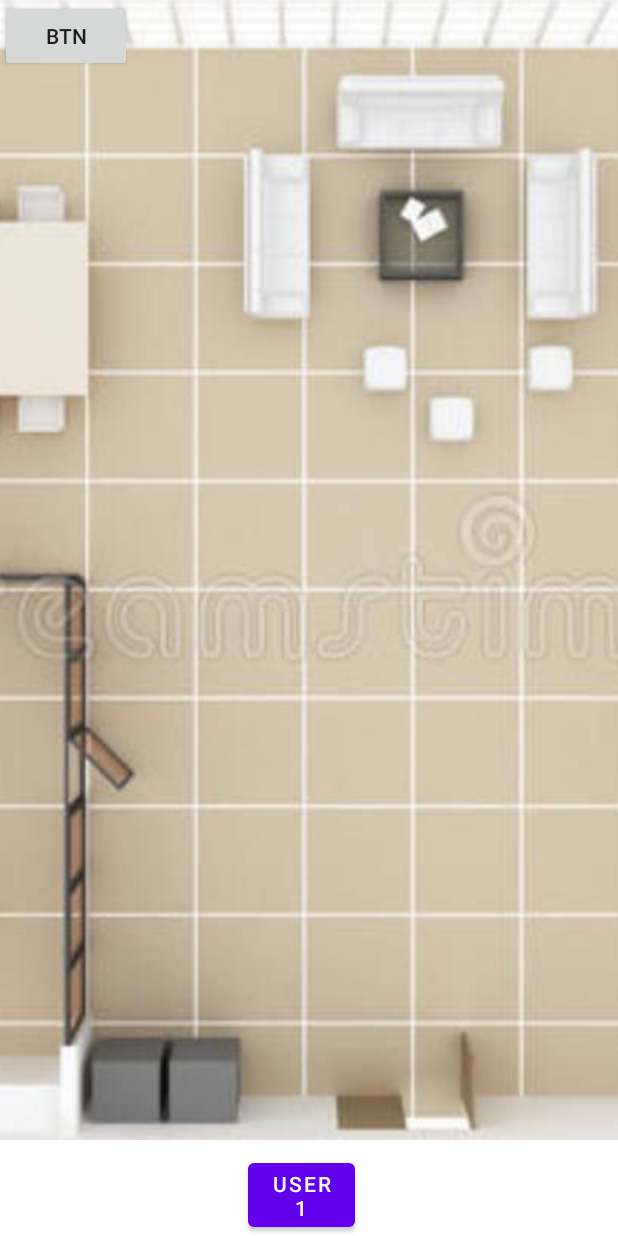
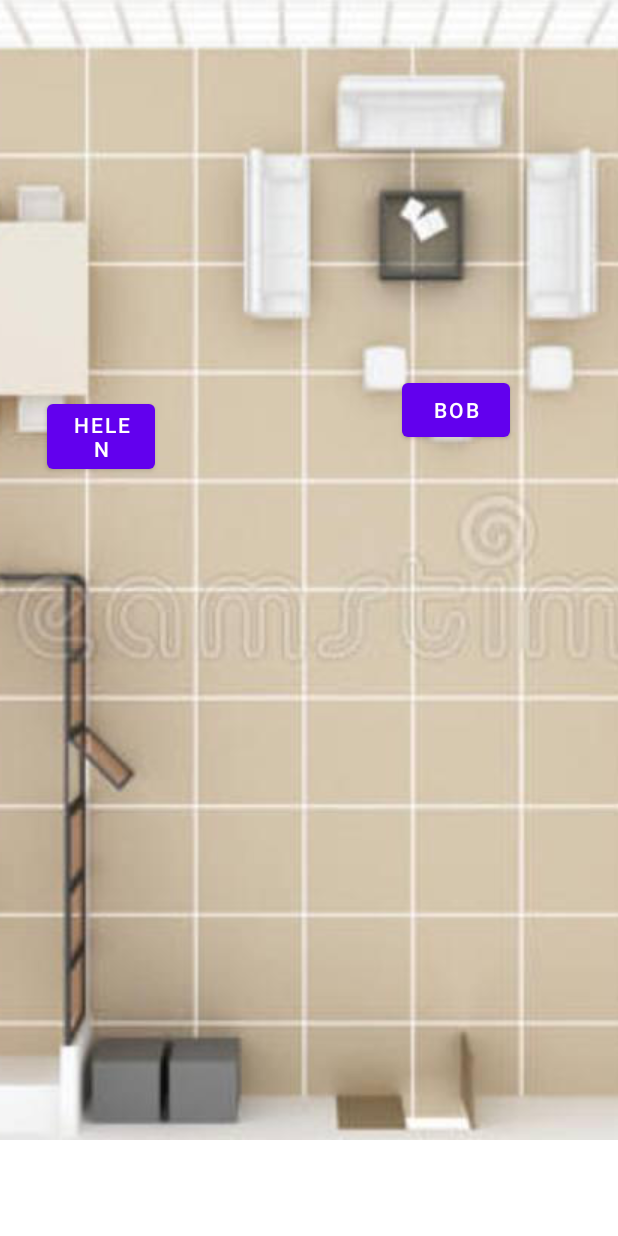
Before and after one commit to rphly/hive, an Android app: the FragmentMap screen opened directly, with no data from a screen before it, on a phone screen of 412 x 824 dp. Run offline under Robolectric (Android 15) with nearby library versions, the phone set to English and light mode, and no system bars.

Commit message:
Scrollable overlay V2

```diff
--- a/app/src/main/java/com/example/hive/FragmentMap.java
+++ b/app/src/main/java/com/example/hive/FragmentMap.java
@@ -57,11 +57,23 @@ public class FragmentMap extends Fragment {
         final int maxTop = (maxY * -1);
         final int maxBottom = maxY;
 
+        //Set up user buttons and the user map overlay
         RelativeLayout mapFrame = (RelativeLayout) view.findViewById(R.id.usermap);
+        ViewGroup.LayoutParams mapLayoutParams = mapFrame.getLayoutParams();
+        mapLayoutParams.width = bitmapWidth;
+        mapLayoutParams.height = bitmapHeight;
+        mapFrame.setLayoutParams(mapLayoutParams);
+
+        // test button
         Button b1 = new Button(mapFrame.getContext());
         b1.setAlpha(1.0F);
-        b1.setText("Btn");
-        mapFrame.addView(b1);
+        b1.setText("BtnTest");
+
+        RelativeLayout.LayoutParams buttonParams = new RelativeLayout.LayoutParams(RelativeLayout.LayoutParams.WRAP_CONTENT, RelativeLayout.LayoutParams.WRAP_CONTENT);
+        buttonParams.leftMargin = -bitmapWidth/4;
+        buttonParams.topMargin = 0;
+
+        mapFrame.addView(b1, buttonParams);
 
 
         ImageView_BitmapView.setOnTouchListener(new View.OnTouchListener()
--- a/app/src/main/res/layout/fragment_map.xml
+++ b/app/src/main/res/layout/fragment_map.xml
@@ -13,38 +13,49 @@
         android:layout_width="match_parent"
         android:layout_height="wrap_content"
         android:background="#fff"
+        android:contentDescription="@string/User1"
         android:scaleType="center"
-        android:src="@drawable/theofficemap"
-        android:contentDescription="@string/User1" />
+        android:src="@drawable/theofficemap" />
 
     <RelativeLayout
-        android:background="@android:color/transparent"
         android:id="@+id/usermap"
         android:layout_width="match_parent"
-        android:layout_height="wrap_content"
+        android:layout_height="match_parent"
+        android:background="@android:color/transparent"
+        android:contentDescription="@string/User1"
         android:scaleType="center"
-        android:src="@drawable/theofficemap"
-        android:contentDescription="@string/User1">
+        android:src="@drawable/theofficemap">
 
         <Button
+            android:id="@+id/User2"
+            android:layout_width="72dp"
+            android:layout_height="wrap_content"
+            android:layout_alignParentLeft="true"
+            android:layout_alignParentTop="true"
+            android:layout_marginLeft="268dp"
+            android:layout_marginTop="249dp"
             android:alpha="1.0"
+            android:contentDescription="@string/User2"
+            android:text="@string/User2"
+            tools:ignore="SpeakableTextPresentCheck" />
+
+        <Button
             android:id="@+id/User1"
             android:layout_width="72dp"
             android:layout_height="wrap_content"
-            android:layout_alignParentStart="true"
-            android:layout_alignParentEnd="true"
-            android:layout_alignParentBottom="true"
-            android:layout_marginStart="165dp"
-            android:layout_marginEnd="175dp"
-            android:layout_marginBottom="769dp"
+            android:layout_alignParentLeft="true"
+            android:layout_alignParentTop="true"
+            android:layout_marginLeft="31dp"
+            android:layout_marginTop="263dp"
             android:contentDescription="@string/User1"
-            android:text="@string/username"
+            android:text="@string/User1"
             tools:ignore="SpeakableTextPresentCheck" />
 
 
     </RelativeLayout>
 
-<!--    <View-->
+
+    <!--    <View-->
 <!--        android:id="@+id/usermap"-->
 <!--        android:layout_width="match_parent"-->
 <!--        android:layout_height="wrap_content"-->
--- a/app/src/main/res/values/strings.xml
+++ b/app/src/main/res/values/strings.xml
@@ -1,6 +1,7 @@
 <resources>
     <string name="app_name">hive</string>
-    <string name="User1"></string>
+    <string name="User1"> Helen </string>
+    <string name="User2"> Bob </string>
     <string name="todo">TODO</string>
     <string name="username">User1</string>
     <string name="nav_home">Home</string>
```
